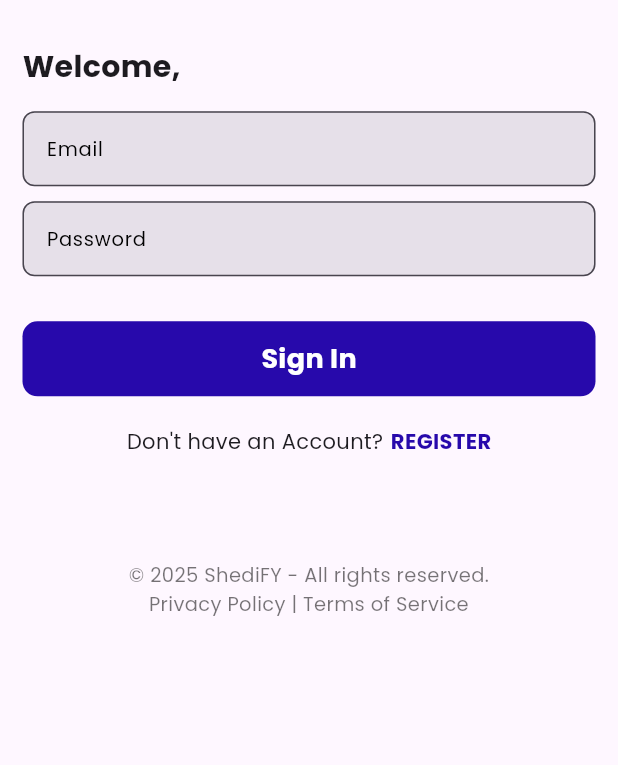
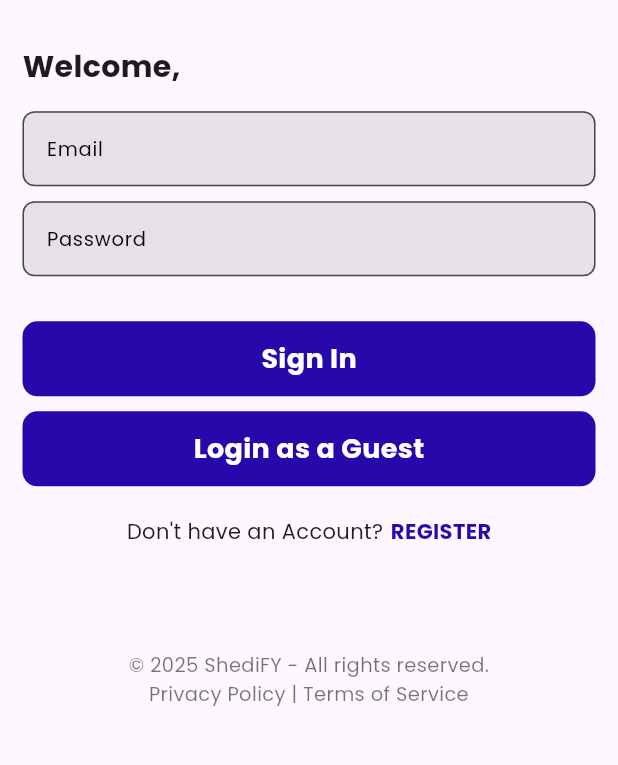
Before and after one commit to sithilxheartz/Final-ShediFY, a Flutter app: the screen it shows after launch, on a phone screen of 412 x 824 dp, the part 425-1190 px from its top. Run offline on Flutter 3.47's test engine with Material 3 defaults, Android fonts, the light colour scheme and no system bars; our stand-ins replace cloud_firestore, firebase_auth, firebase_core, google_fonts; accounts and stored records are empty.

Commit message:
updated login authentication

```diff
--- a/lib/authentication/login_page.dart
+++ b/lib/authentication/login_page.dart
@@ -160,13 +160,13 @@ class _LoginState extends State<Login> {
                       },
                       child: MainButton(buttonTitle: "Sign In"),
                     ),
-                    // SizedBox(height: 10),
-                    // GestureDetector(
-                    //   onTap: () async {
-                    //     await _auth.siginAnonymously();
-                    //   },
-                    //   child: MainButton(buttonTitle: "Login as a Guest"),
-                    // ),
+                    SizedBox(height: 10),
+                    GestureDetector(
+                      onTap: () async {
+                        await _auth.siginAnonymously();
+                      },
+                      child: MainButton(buttonTitle: "Login as a Guest"),
+                    ),
                     SizedBox(height: 20),
                     Row(
                       mainAxisAlignment: MainAxisAlignment.center,
```
